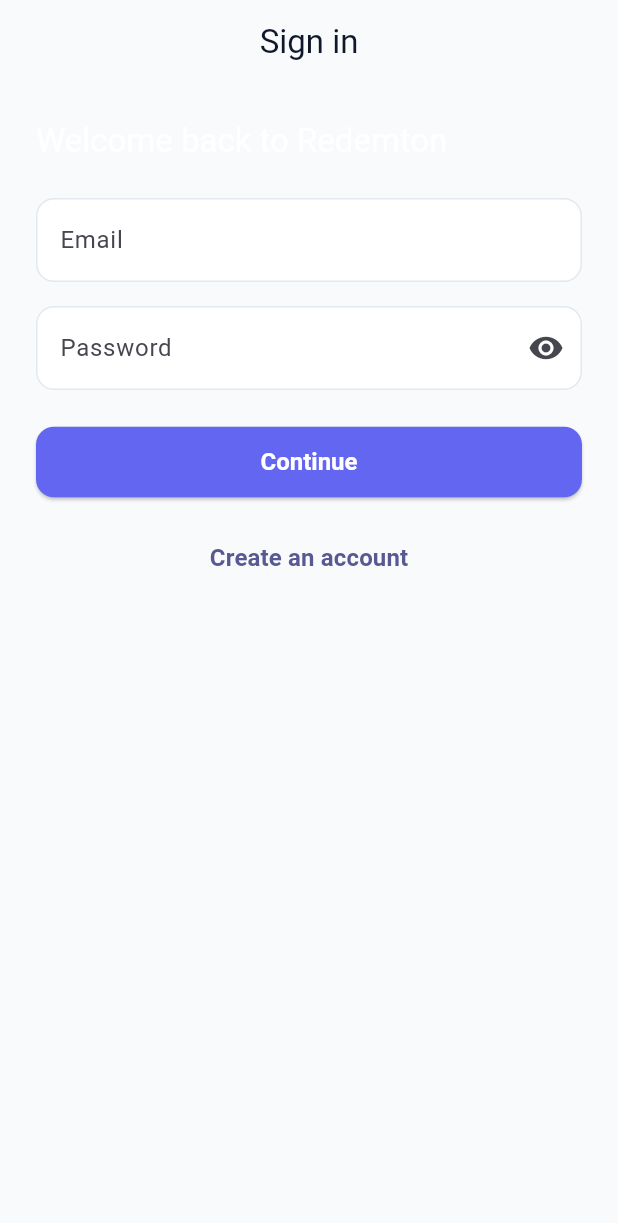
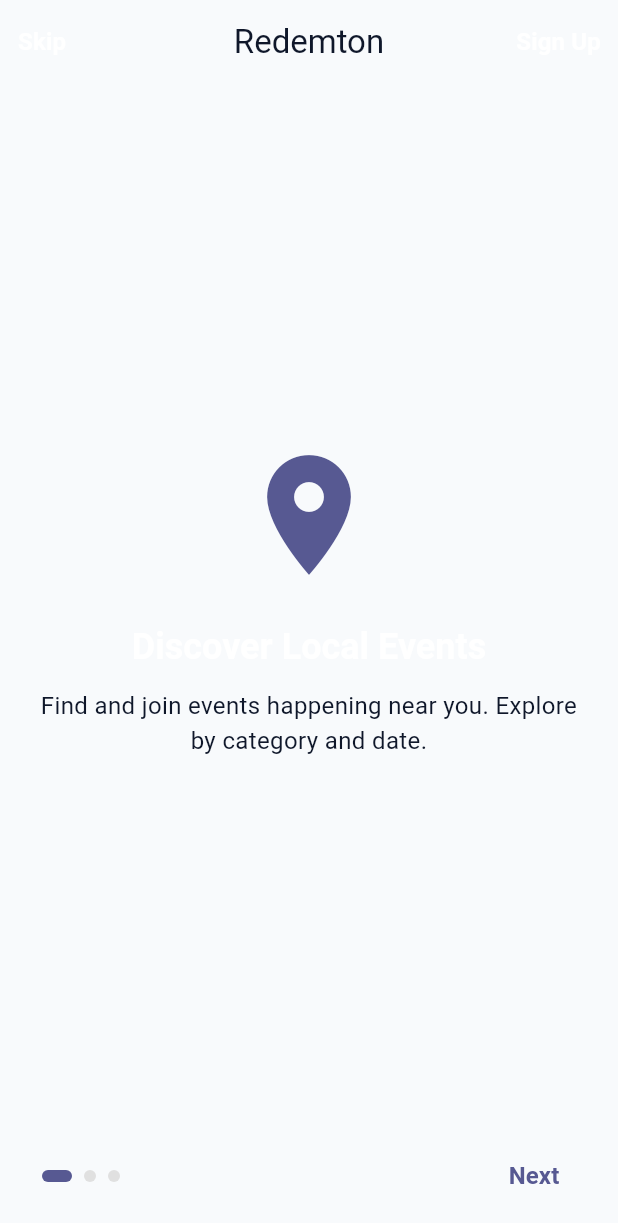
Before and after one commit to OscarIsorez/socialnet, a Flutter app: the screen it shows after launch, on a phone screen of 412 x 824 dp. Shown: the top 1223 px of the screen. Run offline on Flutter 3.47's test engine with Material 3 defaults, Android fonts, the phone set to English and light mode, and no system bars; our stand-ins replace cached_network_image, connectivity_plus, dartz, equatable, flutter_bloc, flutter_map and 4 more.

Commit message:
feat: Implement onboarding page with shared preferences for first-time users

```diff
--- /dev/null
+++ b/lib/presentation/pages/onboarding/onboarding_page.dart
@@ -0,0 +1,181 @@
+import 'package:flutter/material.dart';
+import 'package:shared_preferences/shared_preferences.dart';
+
+import '../../routes/app_router.dart';
+import '../../../core/constants/app_constants.dart';
+
+class OnboardingPage extends StatefulWidget {
+  const OnboardingPage({super.key});
+
+  @override
+  State<OnboardingPage> createState() => _OnboardingPageState();
+}
+
+class _OnboardingPageState extends State<OnboardingPage> {
+  final PageController _controller = PageController();
+  int _index = 0;
+
+  final List<_OnboardSlide> _slides = const [
+    _OnboardSlide(
+      title: 'Discover Local Events',
+      description:
+          'Find and join events happening near you. Explore by category and date.',
+      icon: Icons.location_on,
+    ),
+    _OnboardSlide(
+      title: 'Plan & Coordinate',
+      description:
+          'Create events, invite friends and keep everything in one place.',
+      icon: Icons.event,
+    ),
+    _OnboardSlide(
+      title: 'Connect with People',
+      description:
+          'Meet nearby people with similar interests and grow your local network.',
+      icon: Icons.people,
+    ),
+  ];
+
+  Future<void> _finishOnboarding() async {
+    final prefs = await SharedPreferences.getInstance();
+    await prefs.setBool('seenOnboarding', true);
+    if (!mounted) return;
+    Navigator.pushReplacementNamed(context, AppRouter.signup);
+  }
+
+  Future<void> _skipToSignIn() async {
+    final prefs = await SharedPreferences.getInstance();
+    await prefs.setBool('seenOnboarding', true);
+    if (!mounted) return;
+    Navigator.pushReplacementNamed(context, AppRouter.login);
+  }
+
+  @override
+  void dispose() {
+    _controller.dispose();
+    super.dispose();
+  }
+
+  @override
+  Widget build(BuildContext context) {
+    return Scaffold(
+      appBar: AppBar(
+        title: const Text(AppConstants.appName),
+        elevation: 0,
+        leading: TextButton(
+          onPressed: _skipToSignIn,
+          child: const Text('Skip', style: TextStyle(color: Colors.white)),
+        ),
+        actions: [
+          TextButton(
+            onPressed: _finishOnboarding,
+            child: const Text('Sign Up', style: TextStyle(color: Colors.white)),
+          ),
+        ],
+      ),
+      body: SafeArea(
+        child: Column(
+          children: [
+            Expanded(
+              child: PageView.builder(
+                controller: _controller,
+                itemCount: _slides.length,
+                onPageChanged: (i) => setState(() => _index = i),
+                itemBuilder: (context, i) {
+                  final slide = _slides[i];
+                  return Padding(
+                    padding: const EdgeInsets.all(24.0),
+                    child: Column(
+                      mainAxisAlignment: MainAxisAlignment.center,
+                      children: [
+                        Icon(
+                          slide.icon,
+                          size: 96,
+                          color: Theme.of(context).primaryColor,
+                        ),
+                        const SizedBox(height: 24),
+                        Text(
+                          slide.title,
+                          style: Theme.of(context).textTheme.headlineSmall
+                              ?.copyWith(fontWeight: FontWeight.bold),
+                          textAlign: TextAlign.center,
+                        ),
+                        const SizedBox(height: 12),
+                        Text(
+                          slide.description,
+                          style: Theme.of(context).textTheme.bodyMedium,
+                          textAlign: TextAlign.center,
+                        ),
+                      ],
+                    ),
+                  );
+                },
+              ),
+            ),
+
+            // Indicator and actions
+            Padding(
+              padding: const EdgeInsets.symmetric(
+                horizontal: 24.0,
+                vertical: 16,
+              ),
+              child: Row(
+                children: [
+                  Row(
+                    children: List.generate(
+                      _slides.length,
+                      (i) => AnimatedContainer(
+                        duration: const Duration(milliseconds: 250),
+                        margin: const EdgeInsets.symmetric(horizontal: 4),
+                        width: _index == i ? 20 : 8,
+                        height: 8,
+                        decoration: BoxDecoration(
+                          color: _index == i
+                              ? Theme.of(context).primaryColor
+                              : Colors.grey[300],
+                          borderRadius: BorderRadius.circular(4),
+                        ),
+                      ),
+                    ),
+                  ),
+                  const Spacer(),
+                  if (_index == _slides.length - 1)
+                    TextButton(
+                      onPressed: _skipToSignIn,
+                      child: const Text('Sign In'),
+                    ),
+                  TextButton(
+                    onPressed: () {
+                      if (_index < _slides.length - 1) {
+                        _controller.nextPage(
+                          duration: const Duration(milliseconds: 300),
+                          curve: Curves.easeInOut,
+                        );
+                      } else {
+                        _finishOnboarding();
+                      }
+                    },
+                    child: Text(
+                      _index < _slides.length - 1 ? 'Next' : 'Get Started',
+                    ),
+                  ),
+                ],
+              ),
+            ),
+          ],
+        ),
+      ),
+    );
+  }
+}
+
+class _OnboardSlide {
+  final String title;
+  final String description;
+  final IconData icon;
+  const _OnboardSlide({
+    required this.title,
+    required this.description,
+    required this.icon,
+  });
+}
--- a/lib/presentation/pages/splash/splash_page.dart
+++ b/lib/presentation/pages/splash/splash_page.dart
@@ -2,6 +2,7 @@ import 'package:flutter/material.dart';
 import 'package:flutter_bloc/flutter_bloc.dart';
 
 import '../../../core/constants/app_constants.dart';
+import 'package:shared_preferences/shared_preferences.dart';
 import '../../routes/app_router.dart';
 import '../../bloc/auth/auth_bloc.dart';
 import '../../bloc/auth/auth_event.dart';
@@ -18,8 +19,23 @@ class _SplashPageState extends State<SplashPage> {
   @override
   void initState() {
     super.initState();
-    WidgetsBinding.instance.addPostFrameCallback((_) {
+    WidgetsBinding.instance.addPostFrameCallback((_) async {
       if (!mounted) return;
+
+      // Show onboarding on first run
+      try {
+        final prefs = await SharedPreferences.getInstance();
+        final seen = prefs.getBool('seenOnboarding') ?? false;
+
+        if (!seen) {
+          if (!mounted) return;
+          Navigator.pushReplacementNamed(context, AppRouter.onboarding);
+          return;
+        }
+      } catch (_) {
+        // If SharedPreferences fails for any reason, fall back to auth check
+      }
+
       context.read<AuthBloc>().add(const CheckAuthStatus());
     });
   }
--- a/lib/presentation/routes/app_router.dart
+++ b/lib/presentation/routes/app_router.dart
@@ -12,11 +12,13 @@ import '../pages/profile/edit_profile_page.dart';
 import '../pages/settings/interests_page.dart';
 import '../pages/settings/settings_page.dart';
 import '../pages/splash/splash_page.dart';
+import '../pages/onboarding/onboarding_page.dart';
 
 class AppRouter {
   AppRouter._();
 
   static const String splash = '/';
+  static const String onboarding = '/onboarding';
   static const String login = '/login';
   static const String signup = '/signup';
   static const String main = '/main';
@@ -32,6 +34,8 @@ class AppRouter {
     switch (routeSettings.name) {
       case splash:
         return MaterialPageRoute(builder: (_) => const SplashPage());
+      case onboarding:
+        return MaterialPageRoute(builder: (_) => const OnboardingPage());
       case login:
         return MaterialPageRoute(builder: (_) => const LoginPage());
       case signup:
--- a/pubspec.yaml
+++ b/pubspec.yaml
@@ -74,6 +74,7 @@ dependencies:
   # Utilities
   uuid: ^4.5.1
   connectivity_plus: ^6.0.5
+  shared_preferences: ^2.1.0
 
 dev_dependencies:
   flutter_test:
```
Also changed, not shown: pubspec.lock, 1 other file.
